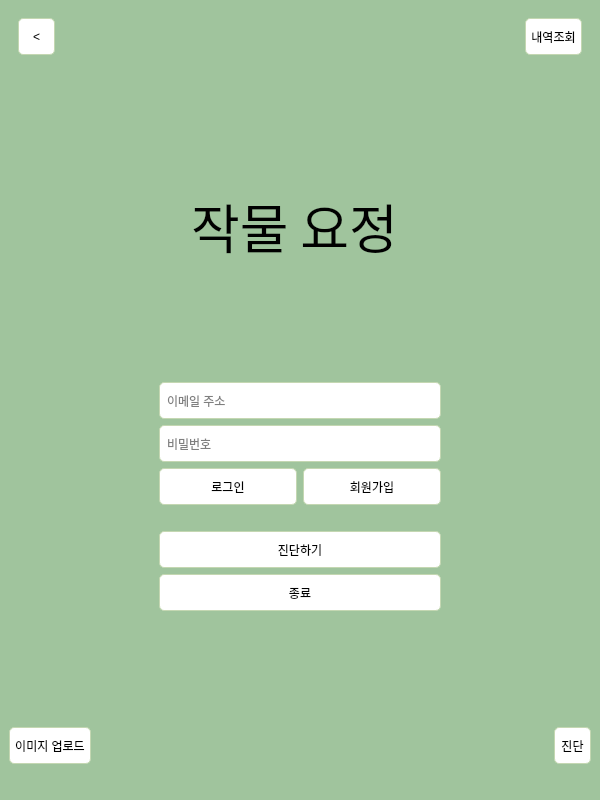
Above: UI/CropFairy.ui from song030/CropFairy before the change. Below: the same form after it.
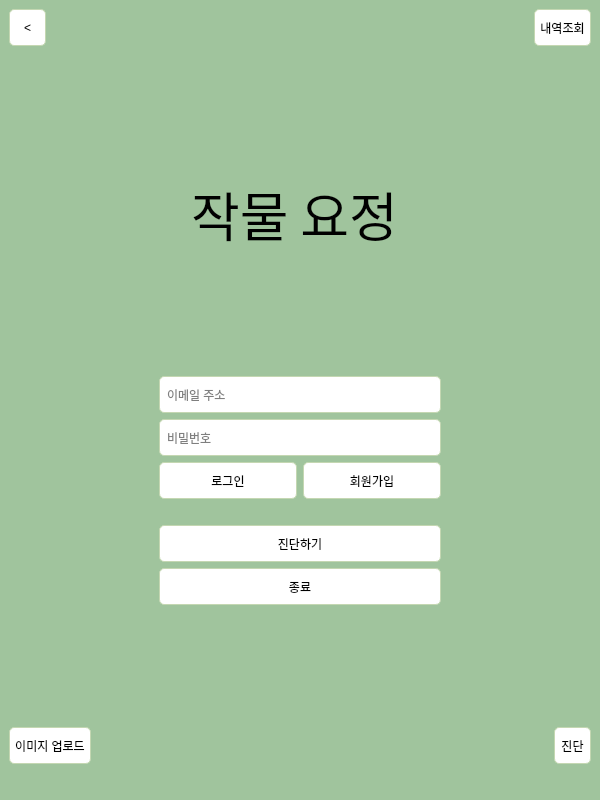
That is the form after the change. The open tabs and pages were chosen to show the change. Icons and pictures are not drawn.

```diff
--- a/UI/CropFairy.ui
+++ b/UI/CropFairy.ui
@@ -78,16 +78,16 @@
     <item>
      <layout class="QHBoxLayout" name="layout_top">
       <property name="leftMargin">
-       <number>9</number>
+       <number>0</number>
       </property>
       <property name="topMargin">
-       <number>9</number>
+       <number>0</number>
       </property>
       <property name="rightMargin">
-       <number>9</number>
+       <number>0</number>
       </property>
       <property name="bottomMargin">
-       <number>9</number>
+       <number>0</number>
       </property>
       <item>
        <widget class="QPushButton" name="btn_back">
```
Left out of the diff: 4 changed lines with no effect on the pictures.
